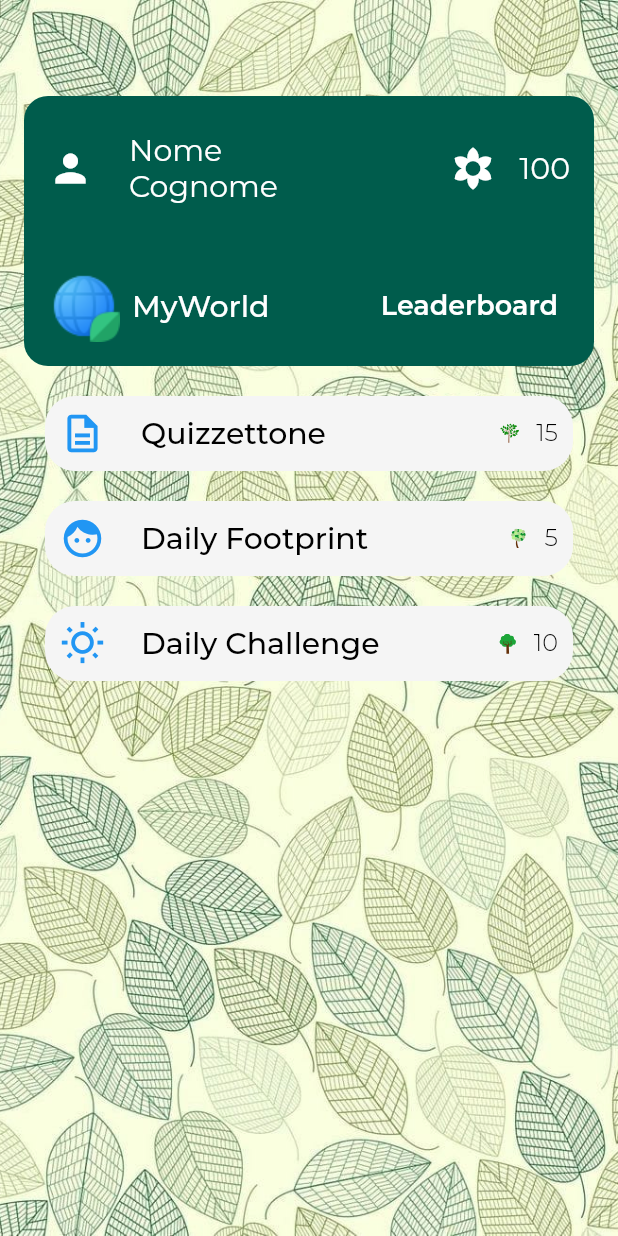
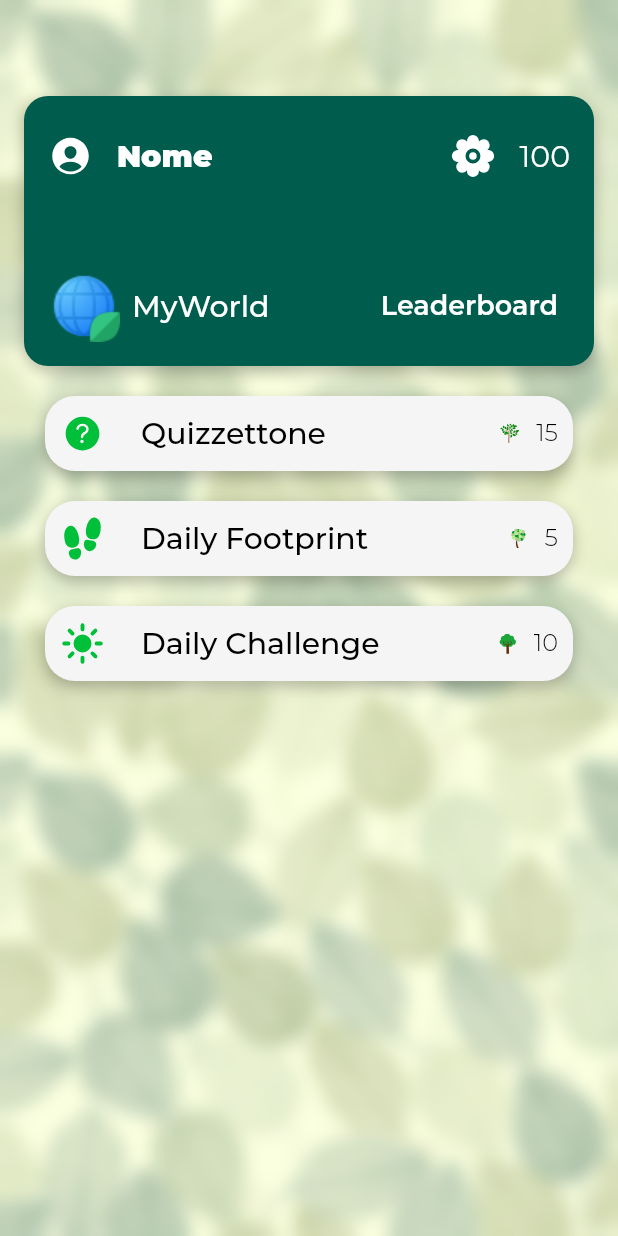
Before and after one commit to DiegoZaff/EcoWorld, a Flutter app: the screen it shows after launch, on a phone screen of 412 x 824 dp. Run offline on Flutter 3.47's test engine with Material 2 defaults, Android fonts, the phone set to English and light mode, and no system bars; our stand-ins replace flutter_hooks, flutter_svg, fluttertoast, go_router, google_fonts, ionicons.

Commit message:
refined graphics

```diff
--- a/lib/components/personal_score.dart
+++ b/lib/components/personal_score.dart
@@ -1,4 +1,5 @@
 import 'package:flutter/material.dart';
+import 'package:ionicons/ionicons.dart';
 
 class PersonalScore extends StatelessWidget {
   const PersonalScore({super.key, required this.score});
@@ -9,7 +10,7 @@ class PersonalScore extends StatelessWidget {
   Widget build(BuildContext context) {
     return Row(
       children: [
-        const Icon(Icons.filter_vintage),
+        const Icon(Ionicons.flower_sharp),
         Padding(
           padding: const EdgeInsets.only(left: 16),
           child: Text(
--- a/lib/components/user_info.dart
+++ b/lib/components/user_info.dart
@@ -1,13 +1,16 @@
 import 'package:flutter/material.dart';
 import 'package:go_router/go_router.dart';
+import 'package:ionicons/ionicons.dart';
 
 import 'personal_score.dart';
 
 class UserInfo extends StatelessWidget {
-  const UserInfo({super.key, required this.name, required this.surname});
+  const UserInfo({
+    super.key,
+    required this.name,
+  });
 
   final String name;
-  final String surname;
 
   @override
   Widget build(BuildContext context) {
@@ -19,6 +22,13 @@ class UserInfo extends StatelessWidget {
         decoration: BoxDecoration(
           borderRadius: BorderRadius.circular(16),
           color: Theme.of(context).primaryColor,
+          boxShadow: const [
+            BoxShadow(
+              color: Color(0x40000000),
+              blurRadius: 8,
+              offset: Offset(0, 4),
+            ),
+          ],
         ),
         child: Column(
           mainAxisAlignment: MainAxisAlignment.spaceBetween,
@@ -26,19 +36,20 @@ class UserInfo extends StatelessWidget {
             Row(
               children: [
                 const Padding(
-                  padding: EdgeInsets.only(right: 16),
+                  padding: EdgeInsets.only(right: 8),
                   child: Icon(
-                    Icons.person,
+                    Ionicons.person_circle,
                   ),
                 ),
                 TextButton(
                   onPressed: () {
                     context.push('/login');
                   },
-                  child: Text(
-                    '$name\n$surname',
-                    style: Theme.of(context).textTheme.titleMedium,
-                  ),
+                  child: Text(name,
+                      style: const TextStyle(
+                          fontSize: 20,
+                          fontWeight: FontWeight.w900,
+                          color: Colors.white)),
                 ),
                 const Spacer(),
                 const PersonalScore(
--- a/lib/pages/home_page.dart
+++ b/lib/pages/home_page.dart
@@ -1,6 +1,9 @@
+import 'dart:ui';
+
 import 'package:eco_app/components/user_info.dart';
 import 'package:eco_app/components/tasks.dart';
 import 'package:flutter/material.dart';
+import 'package:ionicons/ionicons.dart';
 
 class HomePage extends StatefulWidget {
   const HomePage({super.key});
@@ -23,25 +26,33 @@ class _HomePageState extends State<HomePage> {
             fit: BoxFit.cover,
           ),
         ),
+        child: BackdropFilter(
+          filter: ImageFilter.blur(sigmaX: 6, sigmaY: 6),
           child: Column(
             children: [
               UserInfo(
                 name: name,
-              surname: surname,
               ),
               Padding(
                 padding: const EdgeInsets.only(top: 20, left: 30, right: 30),
                 child: Container(
                   decoration: BoxDecoration(
                       borderRadius: BorderRadius.circular(20),
-                color: Theme.of(context).scaffoldBackgroundColor),
+                      color: Theme.of(context).scaffoldBackgroundColor,
+                      boxShadow: const [
+                        BoxShadow(
+                          color: Color(0x40000000),
+                          blurRadius: 8,
+                          offset: Offset(0, 4),
+                        ),
+                      ]),
                   child: Padding(
                     padding: const EdgeInsets.all(10),
                     child: Row(
                       children: const [
                         Icon(
-                        Icons.description_outlined,
-                        color: Colors.blue,
+                          Ionicons.help_circle,
+                          color: Color.fromARGB(255, 0, 191, 57),
                         ),
                         Tasks(title: 'Quizzettone', points: 15),
                       ],
@@ -49,41 +60,51 @@ class _HomePageState extends State<HomePage> {
                   ),
                 ),
               ),
-
               Padding(
                 padding: const EdgeInsets.only(top: 20, left: 30, right: 30),
                 child: Container(
                   decoration: BoxDecoration(
                       borderRadius: BorderRadius.circular(20),
-                color: Theme.of(context).scaffoldBackgroundColor),
+                      color: Theme.of(context).scaffoldBackgroundColor,
+                      boxShadow: const [
+                        BoxShadow(
+                          color: Color(0x40000000),
+                          blurRadius: 8,
+                          offset: Offset(0, 4),
+                        ),
+                      ]),
                   child: Padding(
                     padding: const EdgeInsets.all(10),
                     child: Row(
                       children: const [
-                      Icon(
-                        Icons.face,
-                        color: Colors.blue,
-                      ),
+                        Icon(Ionicons.footsteps,
+                            color: Color.fromARGB(255, 0, 191, 57)),
                         Tasks(title: 'Daily Footprint', points: 5),
                       ],
                     ),
                   ),
                 ),
               ),
-
               Padding(
                 padding: const EdgeInsets.only(top: 20, left: 30, right: 30),
                 child: Container(
                   decoration: BoxDecoration(
                       borderRadius: BorderRadius.circular(20),
-                color: Theme.of(context).scaffoldBackgroundColor),
+                      color: Theme.of(context).scaffoldBackgroundColor,
+                      boxShadow: const [
+                        BoxShadow(
+                          color: Color(0x40000000),
+                          blurRadius: 8,
+                          offset: Offset(0, 4),
+                        ),
+                      ]),
                   child: Padding(
                     padding: const EdgeInsets.all(10),
                     child: Row(
                       children: const [
                         Icon(
-                        Icons.wb_sunny_outlined,
-                        color: Colors.blue,
+                          Ionicons.sunny,
+                          color: Color.fromARGB(255, 0, 191, 57),
                         ),
                         Tasks(title: 'Daily Challenge', points: 10),
                       ],
@@ -94,6 +115,7 @@ class _HomePageState extends State<HomePage> {
             ],
           ),
         ),
+      ),
     );
   }
 }
--- a/lib/pages/login.dart
+++ b/lib/pages/login.dart
@@ -3,16 +3,12 @@ import 'package:flutter/cupertino.dart';
 import 'package:flutter/material.dart';
 import 'package:flutter_hooks/flutter_hooks.dart';
 import 'package:go_router/go_router.dart';
+import 'package:ionicons/ionicons.dart';
 
 import '../api/user.dart';
 
 class Login extends HookWidget {
   const Login({super.key});
-
-  static Route<dynamic> route() {
-    return CupertinoPageRoute<void>(builder: (_) => const Login());
-  }
-
   @override
   Widget build(BuildContext context) {
     var username = useState("");
@@ -20,13 +16,17 @@ class Login extends HookWidget {
 
     return Scaffold(
       appBar: CupertinoNavigationBar(
-        leading: CupertinoNavigationBarBackButton(
-            onPressed: () {
-              GoRouter.of(context).pop();
+        backgroundColor: const Color.fromARGB(255, 0, 191, 57),
+        leading: GestureDetector(
+            onTap: () {
+              context.pop();
             },
-            //  green kinda ecologist
-            color: const Color.fromARGB(255, 0, 191, 57)),
-        middle: const Text("Login"),
+            child: const Icon(
+              Ionicons.arrow_back_circle,
+              color: Colors.white,
+              size: 36,
+            )),
+        middle: const Text("Login", style: TextStyle(color: Colors.white)),
       ),
       body: Column(
         children: [
```
Lines whose indentation alone changed are shown as unchanged.
